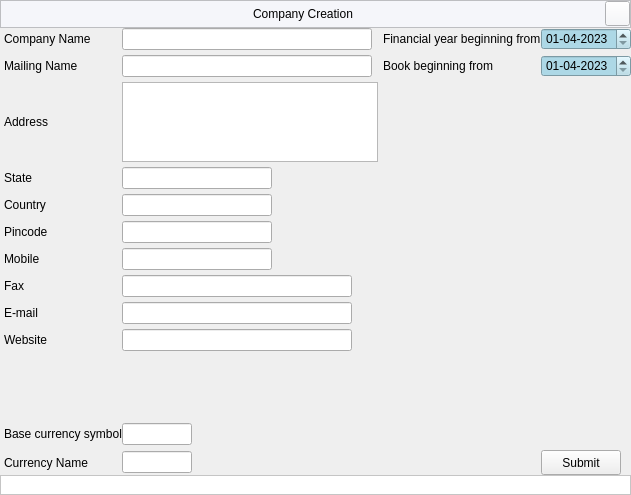
Before: the Qt Designer form Resources/Ui/CompanyCreate.ui in Darshitjivani/MBAS, drawn with Qt 5.
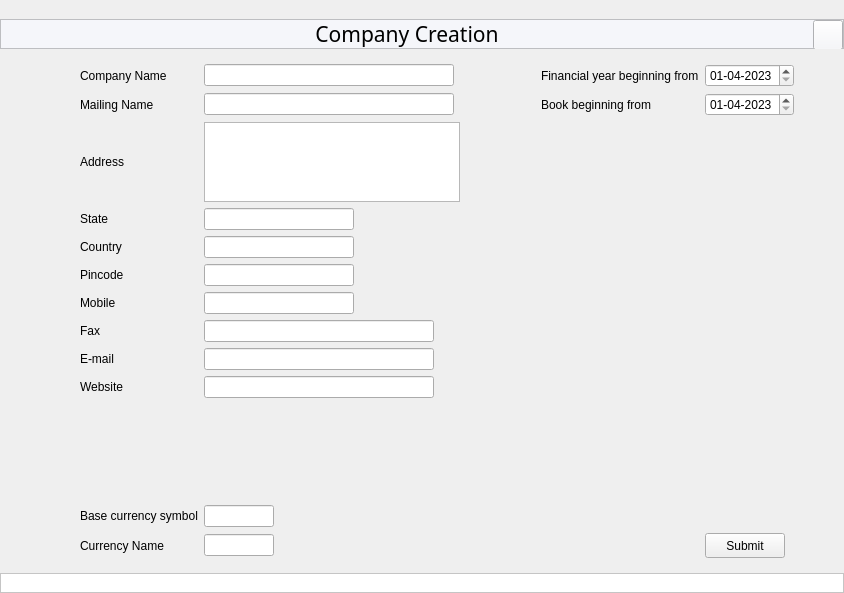
After: the same form once the commit is applied. Icons and pictures are not drawn.

```diff
--- a/Resources/Ui/CompanyCreate.ui
+++ b/Resources/Ui/CompanyCreate.ui
@@ -6,8 +6,8 @@
    <rect>
     <x>0</x>
     <y>0</y>
-    <width>625</width>
-    <height>428</height>
+    <width>844</width>
+    <height>593</height>
    </rect>
   </property>
   <property name="windowTitle">
@@ -22,7 +22,7 @@
      <number>0</number>
     </property>
     <property name="topMargin">
-     <number>0</number>
+     <number>19</number>
     </property>
     <property name="rightMargin">
      <number>0</number>
@@ -38,18 +38,18 @@
       <property name="minimumSize">
        <size>
         <width>0</width>
-        <height>28</height>
+        <height>30</height>
        </size>
       </property>
       <property name="maximumSize">
        <size>
         <width>16777215</width>
-        <height>28</height>
+        <height>30</height>
        </size>
       </property>
       <property name="styleSheet">
        <string notr="true">background-color:#f5f6fa;
-font: 63 11pt &quot;Segoe UI Semibold&quot;;
+font: 63 16pt &quot;Segoe UI Semibold&quot;;
 color:#000000</string>
       </property>
       <property name="frameShape">
@@ -76,6 +76,15 @@
        </property>
        <item row="0" column="0">
         <widget class="QLabel" name="lbCompanyCreation">
+         <property name="font">
+          <font>
+           <family>Segoe UI Semibold</family>
+           <pointsize>16</pointsize>
+           <weight>7</weight>
+           <italic>false</italic>
+           <bold>false</bold>
+          </font>
+         </property>
          <property name="styleSheet">
           <string notr="true"/>
          </property>
@@ -91,14 +100,14 @@
         <widget class="QPushButton" name="pbClose">
          <property name="minimumSize">
           <size>
-           <width>25</width>
-           <height>25</height>
+           <width>30</width>
+           <height>30</height>
           </size>
          </property>
          <property name="maximumSize">
           <size>
-           <width>25</width>
-           <height>25</height>
+           <width>30</width>
+           <height>30</height>
           </size>
          </property>
          <property name="styleSheet">
@@ -126,7 +135,7 @@
       </layout>
      </widget>
     </item>
-    <item row="3" column="0">
+    <item row="4" column="0">
      <widget class="QFrame" name="ffooter">
       <property name="minimumSize">
        <size>
@@ -137,7 +146,7 @@
       <property name="maximumSize">
        <size>
         <width>16777215</width>
-        <height>30</height>
+        <height>20</height>
        </size>
       </property>
       <property name="styleSheet">
@@ -160,54 +169,21 @@
       </property>
       <layout class="QGridLayout" name="gridLayout_2">
        <property name="leftMargin">
-        <number>4</number>
+        <number>80</number>
        </property>
        <property name="topMargin">
-        <number>0</number>
+        <number>15</number>
        </property>
        <property name="rightMargin">
-        <number>0</number>
+        <number>50</number>
        </property>
        <property name="bottomMargin">
-        <number>0</number>
+        <number>15</number>
        </property>
        <property name="horizontalSpacing">
-        <number>0</number>
+        <number>6</number>
        </property>
-       <property name="verticalSpacing">
-        <number>5</number>
-       </property>
-       <item row="5" column="1">
-        <widget class="QLineEdit" name="lePincode">
-         <property name="maximumSize">
-          <size>
-           <width>150</width>
-           <height>16777215</height>
-          </size>
-         </property>
-        </widget>
-       </item>
-       <item row="0" column="0">
-        <widget class="QLabel" name="label_2">
-         <property name="styleSheet">
-          <string notr="true"/>
-         </property>
-         <property name="text">
-          <string>Company Name</string>
-         </property>
-        </widget>
-       </item>
-       <item row="8" column="0">
-        <widget class="QLabel" name="label_10">
-         <property name="styleSheet">
-          <string notr="true"/>
-         </property>
-         <property name="text">
-          <string>E-mail</string>
-         </property>
-        </widget>
-       </item>
-       <item row="6" column="0">
+       <item row="7" column="0">
         <widget class="QLabel" name="label_8">
          <property name="styleSheet">
           <string notr="true"/>
@@ -217,30 +193,17 @@
          </property>
         </widget>
        </item>
-       <item row="5" column="0">
-        <widget class="QLabel" name="label_7">
-         <property name="styleSheet">
-          <string notr="true"/>
-         </property>
-         <property name="text">
-          <string>Pincode</string>
-         </property>
-        </widget>
-       </item>
-       <item row="6" column="1">
-        <widget class="QLineEdit" name="leMobile">
+       <item row="5" column="1">
+        <widget class="QLineEdit" name="leCountry">
          <property name="maximumSize">
           <size>
            <width>150</width>
            <height>16777215</height>
           </size>
          </property>
-         <property name="maxLength">
-          <number>10</number>
-         </property>
         </widget>
        </item>
-       <item row="2" column="1">
+       <item row="3" column="1">
         <widget class="QPlainTextEdit" name="ptAddress">
          <property name="sizePolicy">
           <sizepolicy hsizetype="Fixed" vsizetype="Fixed">
@@ -262,74 +225,8 @@
          </property>
         </widget>
        </item>
-       <item row="4" column="0">
-        <widget class="QLabel" name="label_6">
-         <property name="styleSheet">
-          <string notr="true"/>
-         </property>
-         <property name="text">
-          <string>Country</string>
-         </property>
-        </widget>
-       </item>
-       <item row="12" column="0">
-        <widget class="QLabel" name="label_14">
-         <property name="styleSheet">
-          <string notr="true"/>
-         </property>
-         <property name="text">
-          <string>Base currency symbol</string>
-         </property>
-        </widget>
-       </item>
-       <item row="1" column="0">
-        <widget class="QLabel" name="label_3">
-         <property name="styleSheet">
-          <string notr="true"/>
-         </property>
-         <property name="text">
-          <string>Mailing Name</string>
-         </property>
-        </widget>
-       </item>
-       <item row="4" column="1">
-        <widget class="QLineEdit" name="leCountry">
-         <property name="maximumSize">
-          <size>
-           <width>150</width>
-           <height>16777215</height>
-          </size>
-         </property>
-        </widget>
-       </item>
-       <item row="13" column="0">
-        <widget class="QLabel" name="label_15">
-         <property name="styleSheet">
-          <string notr="true"/>
-         </property>
-         <property name="text">
-          <string>Currency Name</string>
-         </property>
-        </widget>
-       </item>
-       <item row="0" column="1">
-        <widget class="QLineEdit" name="leComapnyName">
-         <property name="sizePolicy">
-          <sizepolicy hsizetype="Expanding" vsizetype="Fixed">
-           <horstretch>0</horstretch>
-           <verstretch>0</verstretch>
-          </sizepolicy>
-         </property>
-         <property name="maximumSize">
-          <size>
-           <width>250</width>
-           <height>16777215</height>
-          </size>
-         </property>
-        </widget>
-       </item>
        <item row="13" column="1">
-        <widget class="QLineEdit" name="leFormalName">
+        <widget class="QLineEdit" name="leCurrencySymbol">
          <property name="maximumSize">
           <size>
            <width>70</width>
@@ -338,8 +235,21 @@
          </property>
         </widget>
        </item>
+       <item row="6" column="1">
+        <widget class="QLineEdit" name="lePincode">
+         <property name="maximumSize">
+          <size>
+           <width>150</width>
+           <height>16777215</height>
+          </size>
+         </property>
+         <property name="maxLength">
+          <number>6</number>
+         </property>
+        </widget>
+       </item>
        <item row="9" column="1">
-        <widget class="QLineEdit" name="leWebsite">
+        <widget class="QLineEdit" name="leEmail">
          <property name="maximumSize">
           <size>
            <width>230</width>
@@ -348,47 +258,7 @@
          </property>
         </widget>
        </item>
-       <item row="1" column="4">
-        <widget class="QDateEdit" name="deBookYear">
-         <property name="sizePolicy">
-          <sizepolicy hsizetype="Fixed" vsizetype="Fixed">
-           <horstretch>0</horstretch>
-           <verstretch>0</verstretch>
-          </sizepolicy>
-         </property>
-         <property name="minimumSize">
-          <size>
-           <width>90</width>
-           <height>0</height>
-          </size>
-         </property>
-         <property name="styleSheet">
-          <string notr="true">QDateEdit{
-background-color: rgb(173, 216, 230);
-}
-
-QDateEdit::hover{
-background-color:rgb(173, 216, 230);
-color:#000000
-border: none;
-}</string>
-         </property>
-         <property name="currentSection">
-          <enum>QDateTimeEdit::DaySection</enum>
-         </property>
-         <property name="displayFormat">
-          <string>dd-MM-yyyy</string>
-         </property>
-         <property name="date">
-          <date>
-           <year>2023</year>
-           <month>4</month>
-           <day>1</day>
-          </date>
-         </property>
-        </widget>
-       </item>
-       <item row="3" column="0">
+       <item row="4" column="0">
         <widget class="QLabel" name="label_5">
          <property name="styleSheet">
           <string notr="true"/>
@@ -398,60 +268,85 @@
          </property>
         </widget>
        </item>
-       <item row="11" column="0" colspan="2">
-        <widget class="Line" name="line">
+       <item row="0" column="3">
+        <widget class="QLabel" name="label_12">
+         <property name="sizePolicy">
+          <sizepolicy hsizetype="Fixed" vsizetype="Preferred">
+           <horstretch>0</horstretch>
+           <verstretch>0</verstretch>
+          </sizepolicy>
+         </property>
          <property name="styleSheet">
-          <string notr="true">background-color: transparent;</string>
+          <string notr="true"/>
          </property>
-         <property name="orientation">
-          <enum>Qt::Horizontal</enum>
+         <property name="text">
+          <string>Financial year beginning from</string>
          </property>
         </widget>
        </item>
-       <item row="2" column="0">
-        <widget class="QLabel" name="label_4">
+       <item row="14" column="1">
+        <widget class="QLineEdit" name="leFormalName">
+         <property name="maximumSize">
+          <size>
+           <width>70</width>
+           <height>16777215</height>
+          </size>
+         </property>
+        </widget>
+       </item>
+       <item row="8" column="1">
+        <widget class="QLineEdit" name="leFax">
+         <property name="maximumSize">
+          <size>
+           <width>230</width>
+           <height>16777215</height>
+          </size>
+         </property>
+        </widget>
+       </item>
+       <item row="0" column="0">
+        <widget class="QLabel" name="label_2">
          <property name="styleSheet">
           <string notr="true"/>
          </property>
          <property name="text">
-          <string>Address</string>
+          <string>Company Name</string>
          </property>
         </widget>
        </item>
-       <item row="0" column="4">
-        <widget class="QDateEdit" name="deFYDate">
+       <item row="0" column="1">
+        <widget class="QLineEdit" name="leComapnyName">
          <property name="sizePolicy">
-          <sizepolicy hsizetype="Fixed" vsizetype="Fixed">
+          <sizepolicy hsizetype="Expanding" vsizetype="Fixed">
            <horstretch>0</horstretch>
            <verstretch>0</verstretch>
           </sizepolicy>
          </property>
+         <property name="maximumSize">
+          <size>
+           <width>250</width>
+           <height>16777215</height>
+          </size>
+         </property>
+        </widget>
+       </item>
+       <item row="1" column="4">
+        <widget class="QDateEdit" name="deBookYear">
          <property name="minimumSize">
           <size>
-           <width>90</width>
-           <height>0</height>
+           <width>0</width>
+           <height>22</height>
           </size>
          </property>
-         <property name="styleSheet">
-          <string notr="true">QDateEdit{
-background-color: rgb(173, 216, 230);
-}
-
-QDateEdit::hover{
-background-color:rgb(173, 216, 230);
-color:#000000
-border: none;
-}</string>
-         </property>
-         <property name="currentSection">
-          <enum>QDateTimeEdit::DaySection</enum>
+         <property name="maximumSize">
+          <size>
+           <width>105</width>
+           <height>16777215</height>
+          </size>
          </property>
          <property name="displayFormat">
           <string>dd-MM-yyyy</string>
          </property>
-         <property name="currentSectionIndex">
-          <number>0</number>
-         </property>
          <property name="date">
           <date>
            <year>2023</year>
@@ -461,33 +356,27 @@
          </property>
         </widget>
        </item>
-       <item row="1" column="2">
-        <widget class="Line" name="line_4">
-         <property name="minimumSize">
-          <size>
-           <width>5</width>
-           <height>0</height>
-          </size>
-         </property>
-         <property name="styleSheet">
-          <string notr="true">background-color:transparent</string>
-         </property>
-         <property name="orientation">
-          <enum>Qt::Horizontal</enum>
-         </property>
-        </widget>
-       </item>
-       <item row="9" column="0">
-        <widget class="QLabel" name="label_11">
+       <item row="13" column="0">
+        <widget class="QLabel" name="label_14">
          <property name="styleSheet">
           <string notr="true"/>
          </property>
          <property name="text">
-          <string>Website</string>
+          <string>Base currency symbol</string>
          </property>
         </widget>
        </item>
-       <item row="13" column="4">
+       <item row="4" column="1">
+        <widget class="QLineEdit" name="leState">
+         <property name="maximumSize">
+          <size>
+           <width>150</width>
+           <height>16777215</height>
+          </size>
+         </property>
+        </widget>
+       </item>
+       <item row="14" column="4">
         <widget class="QPushButton" name="pbSubmit">
          <property name="sizePolicy">
           <sizepolicy hsizetype="Fixed" vsizetype="Fixed">
@@ -509,6 +398,26 @@
          </property>
         </widget>
        </item>
+       <item row="3" column="0">
+        <widget class="QLabel" name="label_4">
+         <property name="styleSheet">
+          <string notr="true"/>
+         </property>
+         <property name="text">
+          <string>Address</string>
+         </property>
+        </widget>
+       </item>
+       <item row="5" column="0">
+        <widget class="QLabel" name="label_6">
+         <property name="styleSheet">
+          <string notr="true"/>
+         </property>
+         <property name="text">
+          <string>Country</string>
+         </property>
+        </widget>
+       </item>
        <item row="1" column="3">
         <widget class="QLabel" name="label_13">
          <property name="sizePolicy">
@@ -525,7 +434,7 @@
          </property>
         </widget>
        </item>
-       <item row="7" column="0">
+       <item row="8" column="0">
         <widget class="QLabel" name="label_9">
          <property name="styleSheet">
           <string notr="true"/>
@@ -535,33 +444,40 @@
          </property>
         </widget>
        </item>
-       <item row="3" column="1">
-        <widget class="QLineEdit" name="leState">
+       <item row="9" column="0">
+        <widget class="QLabel" name="label_10">
+         <property name="styleSheet">
+          <string notr="true"/>
+         </property>
+         <property name="text">
+          <string>E-mail</string>
+         </property>
+        </widget>
+       </item>
+       <item row="7" column="1">
+        <widget class="QLineEdit" name="leMobile">
          <property name="maximumSize">
           <size>
            <width>150</width>
            <height>16777215</height>
           </size>
          </property>
+         <property name="maxLength">
+          <number>10</number>
+         </property>
         </widget>
        </item>
-       <item row="0" column="3">
-        <widget class="QLabel" name="label_12">
-         <property name="sizePolicy">
-          <sizepolicy hsizetype="Fixed" vsizetype="Preferred">
-           <horstretch>0</horstretch>
-           <verstretch>0</verstretch>
-          </sizepolicy>
-         </property>
+       <item row="6" column="0">
+        <widget class="QLabel" name="label_7">
          <property name="styleSheet">
           <string notr="true"/>
          </property>
          <property name="text">
-          <string>Financial year beginning from</string>
+          <string>Pincode</string>
          </property>
         </widget>
        </item>
-       <item row="10" column="0">
+       <item row="11" column="0">
         <widget class="Line" name="line_3">
          <property name="sizePolicy">
           <sizepolicy hsizetype="Fixed" vsizetype="Minimum">
@@ -583,18 +499,18 @@
          </property>
         </widget>
        </item>
-       <item row="7" column="1">
-        <widget class="QLineEdit" name="leFax">
-         <property name="maximumSize">
-          <size>
-           <width>230</width>
-           <height>16777215</height>
-          </size>
+       <item row="14" column="0">
+        <widget class="QLabel" name="label_15">
+         <property name="styleSheet">
+          <string notr="true"/>
          </property>
+         <property name="text">
+          <string>Currency Name</string>
+         </property>
         </widget>
        </item>
-       <item row="8" column="1">
-        <widget class="QLineEdit" name="leEmail">
+       <item row="10" column="1">
+        <widget class="QLineEdit" name="leWebsite">
          <property name="maximumSize">
           <size>
            <width>230</width>
@@ -603,6 +519,26 @@
          </property>
         </widget>
        </item>
+       <item row="10" column="0">
+        <widget class="QLabel" name="label_11">
+         <property name="styleSheet">
+          <string notr="true"/>
+         </property>
+         <property name="text">
+          <string>Website</string>
+         </property>
+        </widget>
+       </item>
+       <item row="12" column="0" colspan="2">
+        <widget class="Line" name="line">
+         <property name="styleSheet">
+          <string notr="true">background-color: transparent;</string>
+         </property>
+         <property name="orientation">
+          <enum>Qt::Horizontal</enum>
+         </property>
+        </widget>
+       </item>
        <item row="1" column="1">
         <widget class="QLineEdit" name="leMailingName">
          <property name="sizePolicy">
@@ -619,14 +555,56 @@
          </property>
         </widget>
        </item>
-       <item row="12" column="1">
-        <widget class="QLineEdit" name="leCurrencySymbol">
+       <item row="1" column="0">
+        <widget class="QLabel" name="label_3">
+         <property name="styleSheet">
+          <string notr="true"/>
+         </property>
+         <property name="text">
+          <string>Mailing Name</string>
+         </property>
+        </widget>
+       </item>
+       <item row="1" column="2">
+        <widget class="Line" name="line_4">
+         <property name="minimumSize">
+          <size>
+           <width>5</width>
+           <height>0</height>
+          </size>
+         </property>
+         <property name="styleSheet">
+          <string notr="true">background-color:transparent</string>
+         </property>
+         <property name="orientation">
+          <enum>Qt::Horizontal</enum>
+         </property>
+        </widget>
+       </item>
+       <item row="0" column="4">
+        <widget class="QDateEdit" name="deFYDate">
+         <property name="minimumSize">
+          <size>
+           <width>0</width>
+           <height>22</height>
+          </size>
+         </property>
          <property name="maximumSize">
           <size>
-           <width>70</width>
+           <width>105</width>
            <height>16777215</height>
           </size>
          </property>
+         <property name="displayFormat">
+          <string>dd-MM-yyyy</string>
+         </property>
+         <property name="date">
+          <date>
+           <year>2023</year>
+           <month>4</month>
+           <day>1</day>
+          </date>
+         </property>
         </widget>
        </item>
       </layout>
```
Left out of the diff: 2 changed lines with no effect on the pictures.
